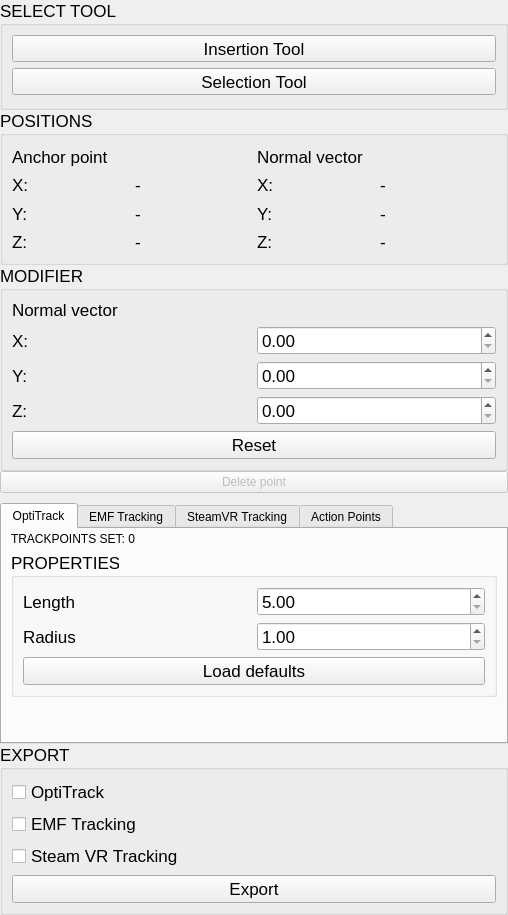
Old version of the form trackpoint-app/gui/EditWidget.ui in the repository Dominik-Schoen/TrackItPipe.
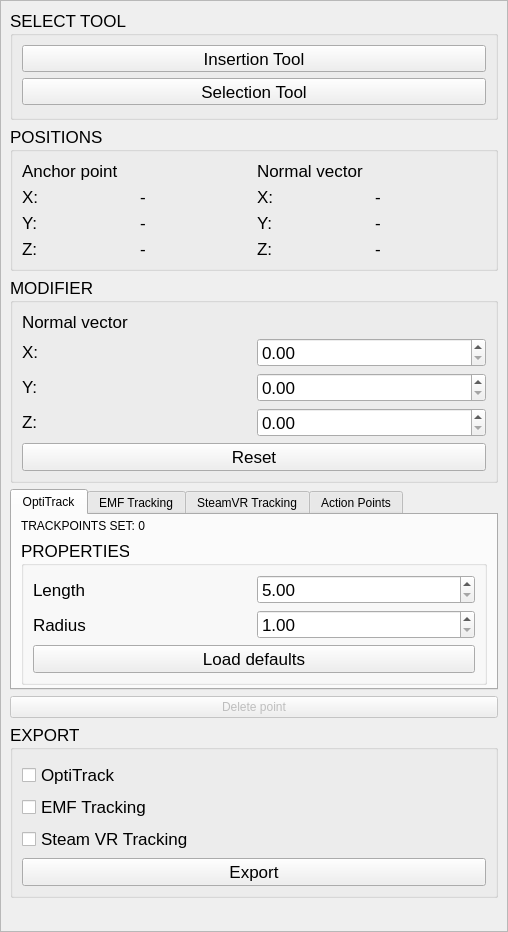
New version of the form.

Commit message: Implement point deletion, add scroll container

The edit to the form file:
```diff
--- a/trackpoint-app/gui/EditWidget.ui
+++ b/trackpoint-app/gui/EditWidget.ui
@@ -7,7 +7,7 @@
     <x>0</x>
     <y>0</y>
     <width>508</width>
-    <height>915</height>
+    <height>932</height>
    </rect>
   </property>
   <property name="windowTitle">
@@ -30,6 +30,21 @@
     <number>0</number>
    </property>
    <item>
+    <widget class="QScrollArea" name="scrollArea">
+     <property name="widgetResizable">
+      <bool>true</bool>
+     </property>
+     <widget class="QWidget" name="scrollAreaWidgetContents">
+      <property name="geometry">
+       <rect>
+        <x>0</x>
+        <y>0</y>
+        <width>506</width>
+        <height>930</height>
+       </rect>
+      </property>
+      <layout class="QVBoxLayout" name="verticalLayout_7">
+       <item>
     <widget class="QGroupBox" name="toolSelection">
      <property name="sizePolicy">
       <sizepolicy hsizetype="Preferred" vsizetype="Fixed">
@@ -91,6 +106,12 @@
      <layout class="QGridLayout" name="gridLayout_2">
       <item row="0" column="0">
        <widget class="QLabel" name="anchorLabel">
+            <property name="sizePolicy">
+             <sizepolicy hsizetype="Preferred" vsizetype="Fixed">
+              <horstretch>0</horstretch>
+              <verstretch>0</verstretch>
+             </sizepolicy>
+            </property>
         <property name="text">
          <string>Anchor point</string>
         </property>
@@ -98,6 +119,12 @@
       </item>
       <item row="2" column="0">
        <widget class="QLabel" name="anchorYLabel">
+            <property name="sizePolicy">
+             <sizepolicy hsizetype="Preferred" vsizetype="Fixed">
+              <horstretch>0</horstretch>
+              <verstretch>0</verstretch>
+             </sizepolicy>
+            </property>
         <property name="text">
          <string>Y:</string>
         </property>
@@ -105,6 +132,12 @@
       </item>
       <item row="0" column="2">
        <widget class="QLabel" name="normalLabel">
+            <property name="sizePolicy">
+             <sizepolicy hsizetype="Preferred" vsizetype="Fixed">
+              <horstretch>0</horstretch>
+              <verstretch>0</verstretch>
+             </sizepolicy>
+            </property>
         <property name="text">
          <string>Normal vector</string>
         </property>
@@ -112,6 +145,12 @@
       </item>
       <item row="1" column="0">
        <widget class="QLabel" name="anchorXLabel">
+            <property name="sizePolicy">
+             <sizepolicy hsizetype="Preferred" vsizetype="Fixed">
+              <horstretch>0</horstretch>
+              <verstretch>0</verstretch>
+             </sizepolicy>
+            </property>
         <property name="text">
          <string>X:</string>
         </property>
@@ -119,6 +158,12 @@
       </item>
       <item row="3" column="0">
        <widget class="QLabel" name="anchorZLabel">
+            <property name="sizePolicy">
+             <sizepolicy hsizetype="Preferred" vsizetype="Fixed">
+              <horstretch>0</horstretch>
+              <verstretch>0</verstretch>
+             </sizepolicy>
+            </property>
         <property name="text">
          <string>Z:</string>
         </property>
@@ -126,6 +171,12 @@
       </item>
       <item row="1" column="1">
        <widget class="QLabel" name="anchorX">
+            <property name="sizePolicy">
+             <sizepolicy hsizetype="Preferred" vsizetype="Fixed">
+              <horstretch>0</horstretch>
+              <verstretch>0</verstretch>
+             </sizepolicy>
+            </property>
         <property name="text">
          <string>-</string>
         </property>
@@ -133,6 +184,12 @@
       </item>
       <item row="2" column="1">
        <widget class="QLabel" name="anchorY">
+            <property name="sizePolicy">
+             <sizepolicy hsizetype="Preferred" vsizetype="Fixed">
+              <horstretch>0</horstretch>
+              <verstretch>0</verstretch>
+             </sizepolicy>
+            </property>
         <property name="text">
          <string>-</string>
         </property>
@@ -140,6 +197,12 @@
       </item>
       <item row="3" column="1">
        <widget class="QLabel" name="anchorZ">
+            <property name="sizePolicy">
+             <sizepolicy hsizetype="Preferred" vsizetype="Fixed">
+              <horstretch>0</horstretch>
+              <verstretch>0</verstretch>
+             </sizepolicy>
+            </property>
         <property name="text">
          <string>-</string>
         </property>
@@ -147,6 +210,12 @@
       </item>
       <item row="1" column="2">
        <widget class="QLabel" name="normalXLabel">
+            <property name="sizePolicy">
+             <sizepolicy hsizetype="Preferred" vsizetype="Fixed">
+              <horstretch>0</horstretch>
+              <verstretch>0</verstretch>
+             </sizepolicy>
+            </property>
         <property name="text">
          <string>X:</string>
         </property>
@@ -154,6 +223,12 @@
       </item>
       <item row="1" column="3">
        <widget class="QLabel" name="normalX">
+            <property name="sizePolicy">
+             <sizepolicy hsizetype="Preferred" vsizetype="Fixed">
+              <horstretch>0</horstretch>
+              <verstretch>0</verstretch>
+             </sizepolicy>
+            </property>
         <property name="text">
          <string>-</string>
         </property>
@@ -161,6 +236,12 @@
       </item>
       <item row="2" column="2">
        <widget class="QLabel" name="normalYLabel">
+            <property name="sizePolicy">
+             <sizepolicy hsizetype="Preferred" vsizetype="Fixed">
+              <horstretch>0</horstretch>
+              <verstretch>0</verstretch>
+             </sizepolicy>
+            </property>
         <property name="text">
          <string>Y:</string>
         </property>
@@ -168,6 +249,12 @@
       </item>
       <item row="3" column="2">
        <widget class="QLabel" name="normalZLabel">
+            <property name="sizePolicy">
+             <sizepolicy hsizetype="Preferred" vsizetype="Fixed">
+              <horstretch>0</horstretch>
+              <verstretch>0</verstretch>
+             </sizepolicy>
+            </property>
         <property name="text">
          <string>Z:</string>
         </property>
@@ -175,6 +262,12 @@
       </item>
       <item row="2" column="3">
        <widget class="QLabel" name="normalY">
+            <property name="sizePolicy">
+             <sizepolicy hsizetype="Preferred" vsizetype="Fixed">
+              <horstretch>0</horstretch>
+              <verstretch>0</verstretch>
+             </sizepolicy>
+            </property>
         <property name="text">
          <string>-</string>
         </property>
@@ -182,6 +275,12 @@
       </item>
       <item row="3" column="3">
        <widget class="QLabel" name="normalZ">
+            <property name="sizePolicy">
+             <sizepolicy hsizetype="Preferred" vsizetype="Fixed">
+              <horstretch>0</horstretch>
+              <verstretch>0</verstretch>
+             </sizepolicy>
+            </property>
         <property name="text">
          <string>-</string>
         </property>
@@ -208,6 +307,12 @@
         </property>
         <item row="0" column="0">
          <widget class="QLabel" name="normalModLabel">
+              <property name="sizePolicy">
+               <sizepolicy hsizetype="Preferred" vsizetype="Fixed">
+                <horstretch>0</horstretch>
+                <verstretch>0</verstretch>
+               </sizepolicy>
+              </property>
           <property name="text">
            <string>Normal vector</string>
           </property>
@@ -215,6 +320,12 @@
         </item>
         <item row="2" column="0">
          <widget class="QLabel" name="normalModLabelY">
+              <property name="sizePolicy">
+               <sizepolicy hsizetype="Preferred" vsizetype="Fixed">
+                <horstretch>0</horstretch>
+                <verstretch>0</verstretch>
+               </sizepolicy>
+              </property>
           <property name="text">
            <string>Y:</string>
           </property>
@@ -232,6 +343,12 @@
         </item>
         <item row="1" column="0">
          <widget class="QLabel" name="normalModLabelX">
+              <property name="sizePolicy">
+               <sizepolicy hsizetype="Preferred" vsizetype="Fixed">
+                <horstretch>0</horstretch>
+                <verstretch>0</verstretch>
+               </sizepolicy>
+              </property>
           <property name="text">
            <string>X:</string>
           </property>
@@ -239,6 +356,12 @@
         </item>
         <item row="3" column="0">
          <widget class="QLabel" name="normalModLabelZ">
+              <property name="sizePolicy">
+               <sizepolicy hsizetype="Preferred" vsizetype="Fixed">
+                <horstretch>0</horstretch>
+                <verstretch>0</verstretch>
+               </sizepolicy>
+              </property>
           <property name="text">
            <string>Z:</string>
           </property>
@@ -276,32 +399,6 @@
      </layout>
     </widget>
    </item>
-   <item>
-    <widget class="QPushButton" name="deleteTrackPoint">
-     <property name="enabled">
-      <bool>false</bool>
-     </property>
-     <property name="text">
-      <string>Delete point</string>
-     </property>
-    </widget>
-   </item>
-   <item>
-    <spacer name="spacer">
-     <property name="orientation">
-      <enum>Qt::Vertical</enum>
-     </property>
-     <property name="sizeType">
-      <enum>QSizePolicy::Fixed</enum>
-     </property>
-     <property name="sizeHint" stdset="0">
-      <size>
-       <width>20</width>
-       <height>10</height>
-      </size>
-     </property>
-    </spacer>
-   </item>
    <item>
     <widget class="QTabWidget" name="tabWidget">
      <property name="sizePolicy">
@@ -390,19 +487,6 @@
          </layout>
         </widget>
        </item>
-       <item>
-        <spacer name="verticalSpacer">
-         <property name="orientation">
-          <enum>Qt::Vertical</enum>
-         </property>
-         <property name="sizeHint" stdset="0">
-          <size>
-           <width>20</width>
-           <height>40</height>
-          </size>
-         </property>
-        </spacer>
-       </item>
       </layout>
      </widget>
      <widget class="QWidget" name="emfTrack">
@@ -460,6 +544,16 @@
      </widget>
     </widget>
    </item>
+       <item>
+        <widget class="QPushButton" name="deleteTrackPoint">
+         <property name="enabled">
+          <bool>false</bool>
+         </property>
+         <property name="text">
+          <string>Delete point</string>
+         </property>
+        </widget>
+       </item>
    <item>
     <widget class="QGroupBox" name="export_2">
      <property name="sizePolicy">
@@ -477,6 +571,9 @@
       <string>EXPORT</string>
      </property>
      <layout class="QVBoxLayout" name="verticalLayout_3">
+          <property name="topMargin">
+           <number>12</number>
+          </property>
       <item>
        <widget class="QCheckBox" name="optiTrackCkeckbox">
         <property name="text">
@@ -506,6 +603,23 @@
        </widget>
       </item>
      </layout>
+        </widget>
+       </item>
+       <item>
+        <spacer name="verticalSpacer">
+         <property name="orientation">
+          <enum>Qt::Vertical</enum>
+         </property>
+         <property name="sizeHint" stdset="0">
+          <size>
+           <width>20</width>
+           <height>40</height>
+          </size>
+         </property>
+        </spacer>
+       </item>
+      </layout>
+     </widget>
     </widget>
    </item>
   </layout>
```
Lines whose indentation alone changed are shown as unchanged. The commit also changes 4 other files.
